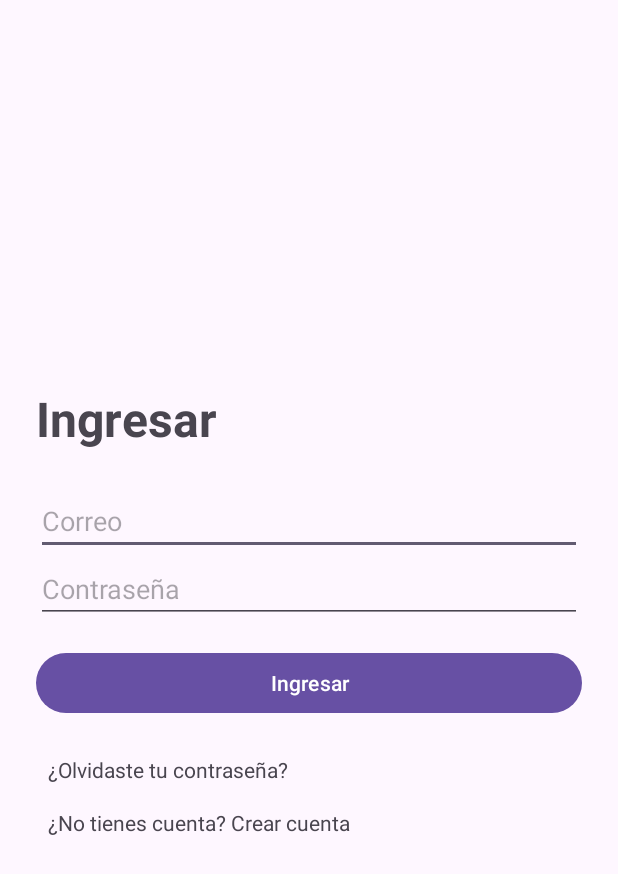
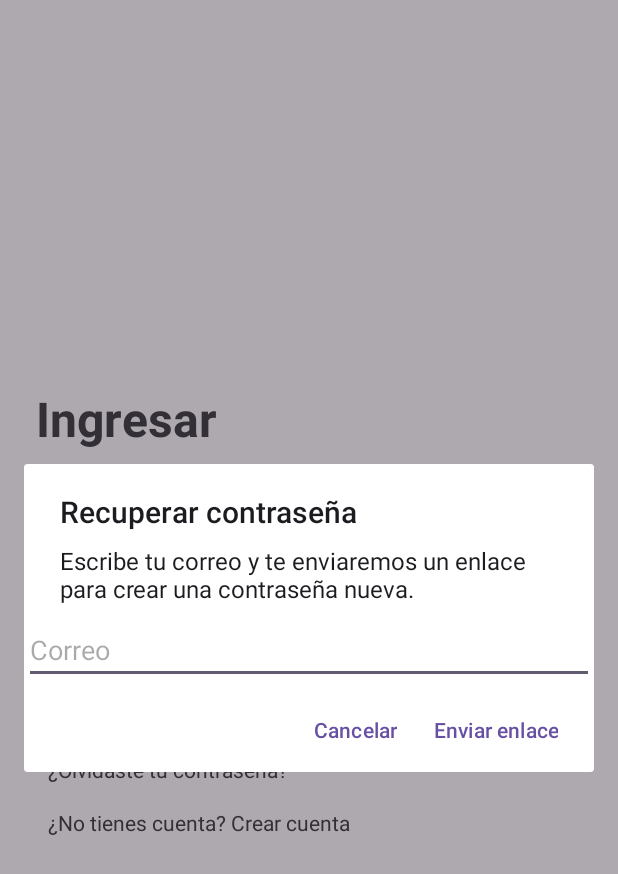
Before and after one commit to DiegoDavidson/BarreraControl, an Android app: the screen it shows after launch (LoginActivity), after a tap on "¿Olvidaste tu contraseña?", on a phone screen of 412 x 824 dp. Shown: the top 874 px of the screen. Run offline under Robolectric (Android 15) with nearby library versions, the phone set to English and light mode, and no system bars; our stand-ins replace Firebase (no records; nobody signed in at launch, a user with empty details on screens opened directly).

Commit message:
recuperar contraseña con dialogo

```diff
--- a/app/src/main/java/com/example/barrera/LoginActivity.kt
+++ b/app/src/main/java/com/example/barrera/LoginActivity.kt
@@ -6,6 +6,7 @@ import android.widget.Button
 import android.widget.EditText
 import android.widget.TextView
 import android.widget.Toast
+import androidx.appcompat.app.AlertDialog
 import androidx.appcompat.app.AppCompatActivity
 import com.google.firebase.auth.FirebaseAuth
 
@@ -44,18 +45,37 @@ class LoginActivity : AppCompatActivity() {
         }
 
         findViewById<TextView>(R.id.tvOlvide).setOnClickListener {
-            val correo = etCorreo.text.toString().trim()
-            if (correo.isEmpty()) {
-                Toast.makeText(this, "Escribe tu correo arriba", Toast.LENGTH_SHORT).show()
-                return@setOnClickListener
+            // Diálogo propio, con el correo ya escrito si lo había puesto arriba
+            val campo = EditText(this)
+            campo.hint = "Correo"
+            campo.inputType = android.text.InputType.TYPE_TEXT_VARIATION_EMAIL_ADDRESS
+            campo.setText(etCorreo.text.toString().trim())
+
+            val dialogo = AlertDialog.Builder(this)
+                .setTitle("Recuperar contraseña")
+                .setMessage("Escribe tu correo y te enviaremos un enlace para crear una contraseña nueva.")
+                .setView(campo)
+                .setPositiveButton("Enviar enlace", null)
+                .setNegativeButton("Cancelar", null)
+                .create()
+            dialogo.show()
+
+            // Se asigna aparte para que el diálogo no se cierre si el correo es inválido
+            dialogo.getButton(AlertDialog.BUTTON_POSITIVE).setOnClickListener {
+                val correo = campo.text.toString().trim()
+                if (!android.util.Patterns.EMAIL_ADDRESS.matcher(correo).matches()) {
+                    campo.error = "Correo no válido"
+                    return@setOnClickListener
+                }
+                auth.sendPasswordResetEmail(correo)
+                // Mismo mensaje exista o no la cuenta, para no revelar quién está registrado
+                dialogo.dismiss()
+                AlertDialog.Builder(this)
+                    .setTitle("Revisa tu correo")
+                    .setMessage("Si $correo tiene una cuenta, te enviamos un enlace para cambiar la contraseña. Mira también la carpeta de spam.")
+                    .setPositiveButton("Entendido", null)
+                    .show()
             }
-            auth.sendPasswordResetEmail(correo)
-                .addOnSuccessListener {
-                    Toast.makeText(this, "Te enviamos un correo para cambiarla", Toast.LENGTH_LONG).show()
-                }
-                .addOnFailureListener {
-                    Toast.makeText(this, "No se pudo enviar el correo", Toast.LENGTH_SHORT).show()
-                }
         }
 
         findViewById<TextView>(R.id.tvRegistro).setOnClickListener {
```
